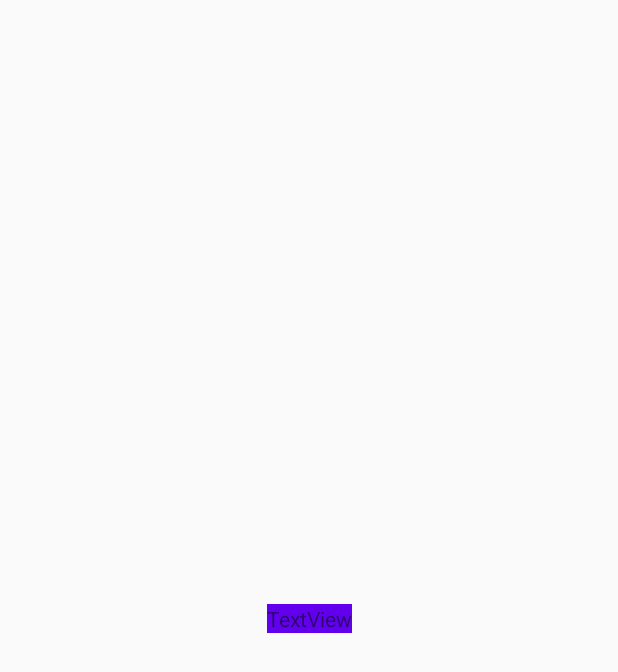
After one commit to raphaelframos/matcheduc, an Android app: the layout adapter_cardstacktheme.xml on its own in the app's theme, with its tools: preview values and no code run, on a phone screen of 412 x 824 dp. The commit adds this screen. Shown: the top 672 px of the screen. Run offline under Robolectric (Android 15) with nearby library versions, the phone set to English and light mode, and no system bars.

Commit message:
Lib cardstack listando temas

```diff
--- a/app/build.gradle
+++ b/app/build.gradle
@@ -5,6 +5,10 @@ apply plugin: 'kotlin-android-extensions'
 android {
     compileSdkVersion 29
     buildToolsVersion "29.0.3"
+
+    viewBinding {
+        enabled = true
+    }
 
     defaultConfig {
         applicationId "powellapps.matcheduc"
--- /dev/null
+++ b/app/src/main/java/powellapps/matcheduc/model/Theme.kt
@@ -0,0 +1,5 @@
+package powellapps.matcheduc.model
+
+class Theme(val name: String) {
+
+}
--- /dev/null
+++ b/app/src/main/res/layout/adapter_cardstacktheme.xml
@@ -0,0 +1,25 @@
+<?xml version="1.0" encoding="utf-8"?>
+<androidx.constraintlayout.widget.ConstraintLayout
+    xmlns:android="http://schemas.android.com/apk/res/android"
+    xmlns:app="http://schemas.android.com/apk/res-auto"
+    xmlns:tools="http://schemas.android.com/tools"
+    android:layout_width="match_parent"
+    android:layout_height="match_parent">
+
+    <TextView
+        android:id="@+id/textViewName"
+        android:layout_width="wrap_content"
+        android:layout_height="wrap_content"
+        android:layout_marginStart="8dp"
+        android:layout_marginLeft="8dp"
+        android:layout_marginTop="8dp"
+        android:layout_marginEnd="8dp"
+        android:layout_marginRight="8dp"
+        android:layout_marginBottom="8dp"
+        android:background="@color/colorPrimary"
+        android:text="TextView"
+        app:layout_constraintBottom_toBottomOf="parent"
+        app:layout_constraintEnd_toEndOf="parent"
+        app:layout_constraintStart_toStartOf="parent"
+        app:layout_constraintTop_toTopOf="parent" />
+</androidx.constraintlayout.widget.ConstraintLayout>
```
Also changed, not shown: app/src/main/java/powellapps/matcheduc/repository/ThemeRepository.kt (added, +18 -0 lines), app/src/main/java/powellapps/matcheduc/ui/cardstack/CardStackThemeAdapter.kt (added, +32 -0 lines), app/src/main/java/powellapps/matcheduc/ui/cardstack/TinderFragment.kt (+8 -2 lines), app/src/main/res/layout/fragment_tinder.xml (+9 -0 lines).
